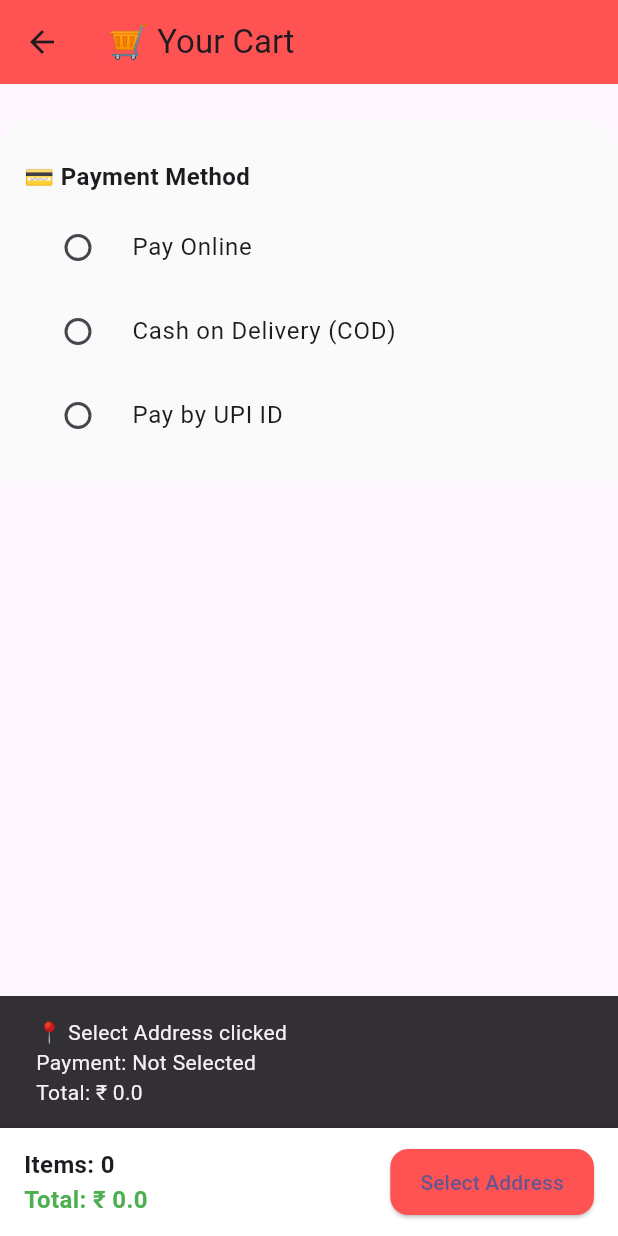
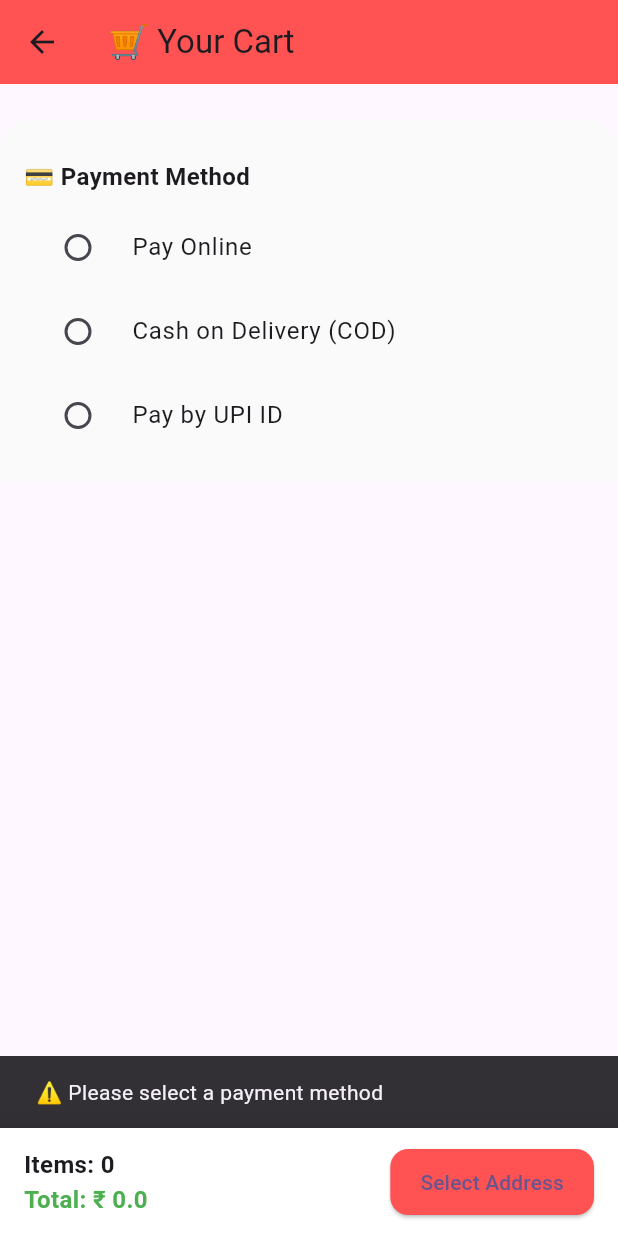
Before and after one commit to Himanshi-Munjal/Food_ordering_app, a Flutter app: the CartWidget screen opened directly with empty values, after a tap on "Select Address", on a phone screen of 412 x 824 dp. Run offline on Flutter 3.47's test engine with Material 3 defaults, Android fonts, the phone set to English and light mode, and no system bars; our stand-ins replace bloc, equatable, flutter_bloc, freezed_annotation, geocoding, geolocator; network calls fail.

Commit message:
address selection on cart page

```diff
--- a/lib/cart/cart_ui/cart_widget.dart
+++ b/lib/cart/cart_ui/cart_widget.dart
@@ -1,5 +1,6 @@
 import 'package:flutter/material.dart';
 import 'package:flutter_bloc/flutter_bloc.dart';
+import 'package:food_ordering/address/ui/address_screen.dart';
 
 import '../../restaurant_detail/models/item_card.dart';
 import '../cart_bloc/cart_detail_bloc.dart';
@@ -16,7 +17,8 @@ class CartWidget extends StatefulWidget {
 }
 
 class _CartWidgetState extends State<CartWidget> {
-  String? _selectedPayment; // Track selected payment option
+  String? _selectedPayment;
+  String? _selectedAddress;
 
   @override
   Widget build(BuildContext context) {
@@ -39,7 +41,7 @@ class _CartWidgetState extends State<CartWidget> {
                 child: Column(
                   children: [
                     ListView.separated(
-                      physics: NeverScrollableScrollPhysics(),
+                      physics: const NeverScrollableScrollPhysics(),
                       shrinkWrap: true,
                       padding: const EdgeInsets.all(12),
                       itemCount: items.length,
@@ -70,8 +72,7 @@ class _CartWidgetState extends State<CartWidget> {
                                     color: Colors.grey.shade200,
                                     image: (item?.imageId != null)
                                         ? DecorationImage(
-                                            image: NetworkImage(item!
-                                                .imageId!), // your image url
+                                      image: NetworkImage(item!.imageId!),
                                       fit: BoxFit.cover,
                                     )
                                         : null,
@@ -129,8 +130,7 @@ class _CartWidgetState extends State<CartWidget> {
                                           ? () {
                                         context
                                             .read<CartDetailBloc>()
-                                                  .add(
-                                                      DeleteFromCart(item.id!));
+                                            .add(DeleteFromCart(item.id!));
                                       }
                                           : null,
                                     ),
@@ -160,7 +160,6 @@ class _CartWidgetState extends State<CartWidget> {
                           ),
                         );
                       },
-                      scrollDirection: Axis.vertical,
                     ),
                     Container(
                       padding: const EdgeInsets.all(16),
@@ -207,6 +206,10 @@ class _CartWidgetState extends State<CartWidget> {
                               });
                             },
                           ),
+                          if (_selectedAddress != null)
+                            Text("Address: $_selectedAddress",
+                                style: const TextStyle(
+                                    fontSize: 14, color: Colors.grey)),
                         ],
                       ),
                     ),
@@ -219,9 +222,8 @@ class _CartWidgetState extends State<CartWidget> {
             return Container();
           },
         ),
-        bottomNavigationBar:                   Container(
-          padding: const EdgeInsets.symmetric(
-              horizontal: 16, vertical: 12),
+        bottomNavigationBar: Container(
+          padding: const EdgeInsets.symmetric(horizontal: 16, vertical: 12),
           decoration: BoxDecoration(
             color: Colors.white,
             boxShadow: [
@@ -239,18 +241,15 @@ class _CartWidgetState extends State<CartWidget> {
                       0,
                           (sum, item) =>
                       sum +
-                          (item.card?.info?.timesAddedIntoCart ??
-                              0)) ??
+                          (item.card?.info?.timesAddedIntoCart ?? 0)) ??
                       0;
 
                   final totalPrice = state.cartItems?.fold<double>(
                       0,
                           (sum, item) =>
                       sum +
-                          ((item.card?.info?.timesAddedIntoCart ??
-                              0) *
-                              (item.card?.info?.price ?? 0)
-                                  .toDouble())) ??
+                          ((item.card?.info?.timesAddedIntoCart ?? 0) *
+                              (item.card?.info?.price ?? 0).toDouble())) ??
                       0.0;
 
                   return Row(
@@ -262,8 +261,7 @@ class _CartWidgetState extends State<CartWidget> {
                         children: [
                           Text("Items: $totalItems",
                               style: const TextStyle(
-                                  fontSize: 16,
-                                  fontWeight: FontWeight.bold)),
+                                  fontSize: 16, fontWeight: FontWeight.bold)),
                           Text("Total: ₹ $totalPrice",
                               style: const TextStyle(
                                   fontSize: 16,
@@ -272,29 +270,44 @@ class _CartWidgetState extends State<CartWidget> {
                           if (_selectedPayment != null)
                             Text("Payment: $_selectedPayment",
                                 style: const TextStyle(
-                                    fontSize: 14,
-                                    color: Colors.grey)),
+                                    fontSize: 14, color: Colors.grey)),
+
                         ],
                       ),
                       ElevatedButton(
-                        onPressed: () {
-                          ScaffoldMessenger.of(context)
-                              .showSnackBar(SnackBar(
-                            content: Text(
-                                "📍 Select Address clicked\n"
-                                    "Payment: ${_selectedPayment ?? "Not Selected"}\n"
-                                    "Total: ₹ $totalPrice"),
-                          ));
+                        onPressed: () async {
+                          if (_selectedPayment == null) {
+                            ScaffoldMessenger.of(context).showSnackBar(
+                              const SnackBar(
+                                  content:
+                                  Text("⚠️ Please select a payment method")),
+                            );
+                            return;
+                          }
+
+                          // Navigate to Address Screen and wait for result
+                          final result = await Navigator.push(
+                            context,
+                            MaterialPageRoute(
+                              builder: (_) => AddressScreen(),
+                            ),
+                          );
+
+                          if (result != null && result is String) {
+                            setState(() {
+                              _selectedAddress = result;
+                            });
+                          }
                         },
                         style: ElevatedButton.styleFrom(
                           backgroundColor: Colors.redAccent,
                           shape: RoundedRectangleBorder(
-                              borderRadius:
-                              BorderRadius.circular(12)),
+                              borderRadius: BorderRadius.circular(12)),
                           padding: const EdgeInsets.symmetric(
                               horizontal: 20, vertical: 12),
                         ),
-                        child: const Text("Select Address"),
+
+                        child: Text((_selectedAddress != null) ? "Place order" : "Select Address"),
                       ),
                     ],
                   );
@@ -303,9 +316,7 @@ class _CartWidgetState extends State<CartWidget> {
               },
             ),
           ),
-        )
-        ,
-        // 📌 Persistent Bottom Bar (Now includes total price)
+        ),
       ),
     );
   }
--- a/pubspec.yaml
+++ b/pubspec.yaml
@@ -30,6 +30,9 @@ environment:
 dependencies:
   flutter:
     sdk: flutter
+  geolocator: ^9.0.2
+  geocoding: ^2.1.1
+  google_maps_flutter: ^2.5.0
 
   freezed_annotation: ^2.4.4
   json_annotation: ^4.9.0
```
Also changed, not shown: lib/address/address_bloc/address_bloc.dart (added, +78 -0 lines), lib/address/address_bloc/address_events.dart (added, +33 -0 lines), lib/address/address_bloc/address_state.dart (added, +42 -0 lines), lib/address/ui/address_screen.dart (added, +160 -0 lines), pubspec.lock, 7 other files. Lines whose indentation alone changed are shown as unchanged.
